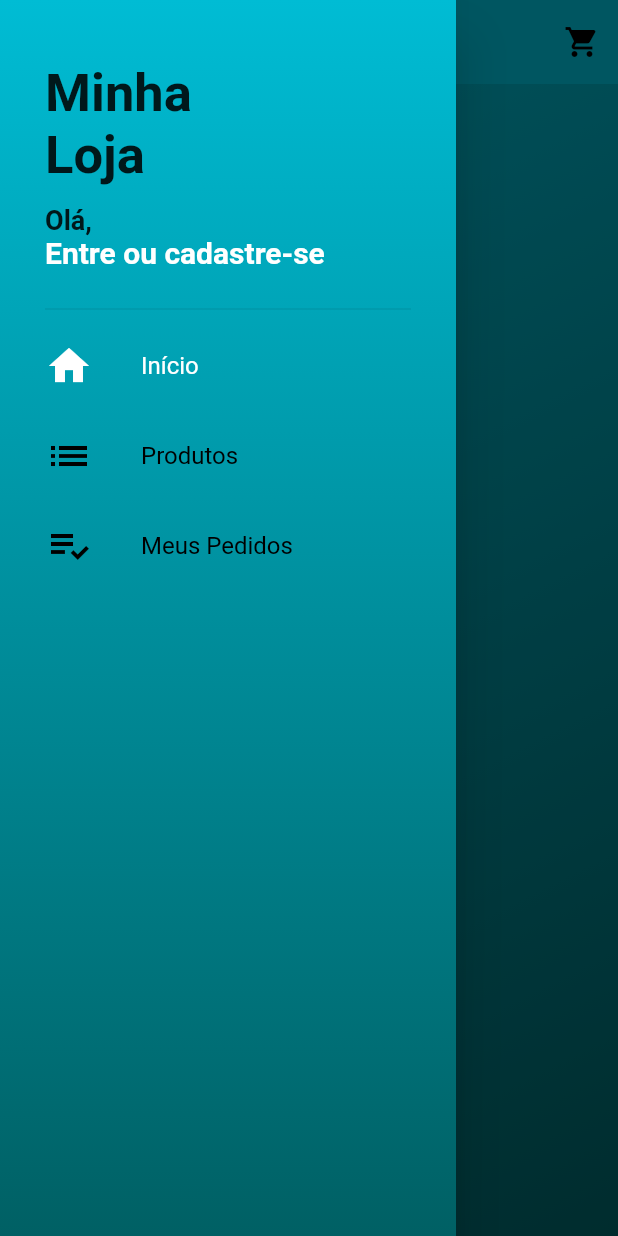
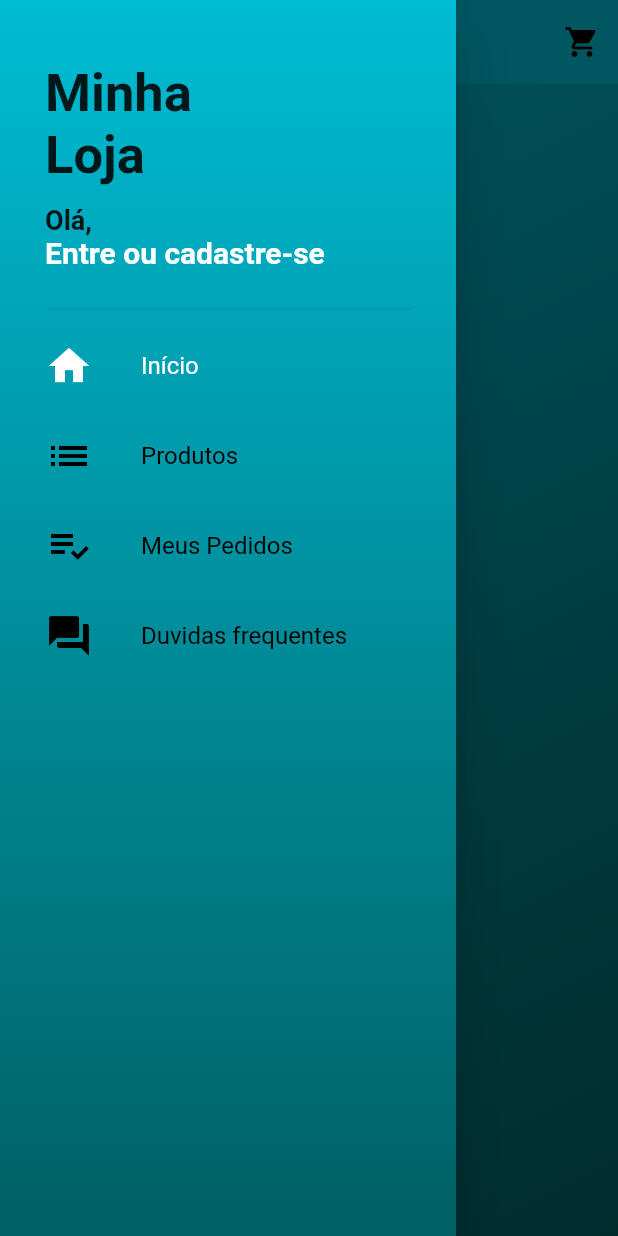
Before and after one commit to LucssCarvalho/ecommerce, a Flutter app: the screen it shows after launch, with the side drawer open, on a phone screen of 412 x 824 dp. Run offline on Flutter 3.47's test engine with Material 2 defaults, Android fonts, the phone set to English and light mode, and no system bars; our stand-ins replace carousel_pro, cloud_firestore, font_awesome_flutter; accounts and stored records are empty.

Commit message:
create new button

```diff
--- a/lib/widgets/custom_drawer.dart
+++ b/lib/widgets/custom_drawer.dart
@@ -71,6 +71,8 @@ class CustomDrawer extends StatelessWidget {
               DrawerTile(Icons.list, "Produtos", pageController, 1),
               DrawerTile(
                   Icons.playlist_add_check, "Meus Pedidos", pageController, 2),
+              DrawerTile(Icons.question_answer, "Duvidas frequentes",
+                  pageController, 3),
             ],
           )
         ],
```
